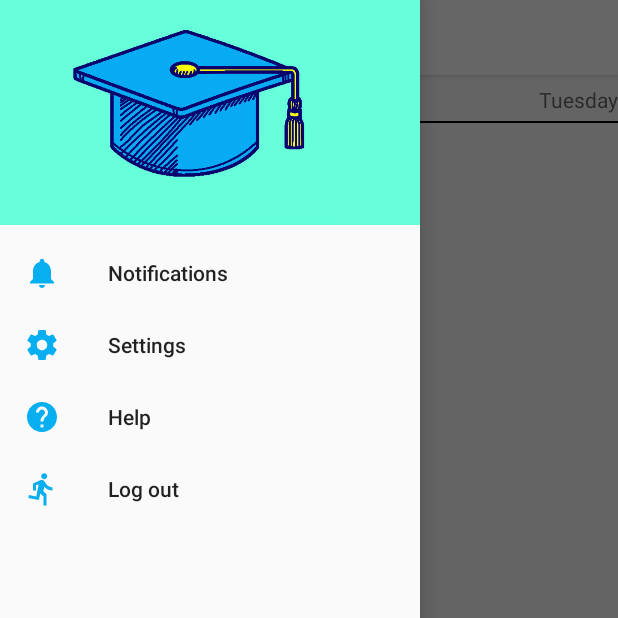
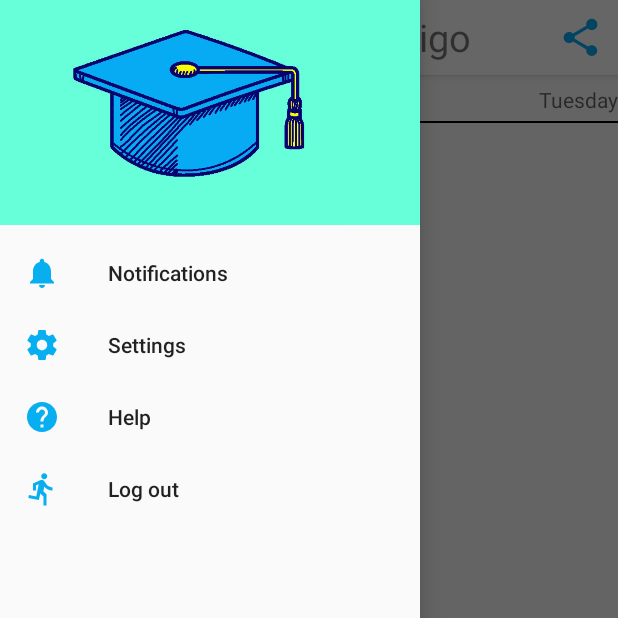
Before and after one commit to guillerial/android, an Android app: the InitActivity screen opened directly, with no data from a screen before it, with the side drawer open, on a phone screen of 412 x 824 dp, the top half of it. Run offline under Robolectric (Android 15) with nearby library versions, the phone set to English and light mode, and no system bars; our stand-ins replace ButterKnife, Dagger/Hilt's generated code, RxJava, Timber; libraries missing offline, so code that uses them is left out: org.altbeacon.beacon; 7 statements that could not run were skipped.

Commit message:
Share button

```diff
--- a/app/build.gradle
+++ b/app/build.gradle
@@ -76,6 +76,10 @@ android {
     //Needed because of this https://github.com/square/okio/issues/58
     lintOptions {
         warning 'InvalidPackage'
+    }
+    compileOptions {
+        targetCompatibility 1.8
+        sourceCompatibility 1.8
     }
 }
 
--- a/app/src/main/java/es/indios/markn/ui/guide/GuideFragment.java
+++ b/app/src/main/java/es/indios/markn/ui/guide/GuideFragment.java
@@ -95,4 +95,8 @@ public class GuideFragment extends BaseFragment implements GuideMvpView, Locatio
     public void setNearbyBeacon(Beacon nearbyBeacon) {
         mGuidePresenter.setNearbyBeacon(nearbyBeacon);
     }
+
+    public void onShareButtonClick() {
+
+    }
 }
--- a/app/src/main/java/es/indios/markn/ui/teachers/TeachersFragment.java
+++ b/app/src/main/java/es/indios/markn/ui/teachers/TeachersFragment.java
@@ -66,4 +66,8 @@ public class TeachersFragment extends BaseFragment implements TeachersMvpView {
     public void setTeachers(ArrayList<Teacher> teachers) {
         mTeachersAdapter.setTeachers(teachers);
     }
+
+    public void onShareButtonClick() {
+
+    }
 }
--- /dev/null
+++ b/app/src/main/res/drawable/ic_share_black_24dp.xml
@@ -0,0 +1,9 @@
+<vector xmlns:android="http://schemas.android.com/apk/res/android"
+        android:width="30dp"
+        android:height="30dp"
+        android:viewportWidth="24.0"
+        android:viewportHeight="24.0">
+    <path
+        android:fillColor="@color/orange"
+        android:pathData="M18,16.08c-0.76,0 -1.44,0.3 -1.96,0.77L8.91,12.7c0.05,-0.23 0.09,-0.46 0.09,-0.7s-0.04,-0.47 -0.09,-0.7l7.05,-4.11c0.54,0.5 1.25,0.81 2.04,0.81 1.66,0 3,-1.34 3,-3s-1.34,-3 -3,-3 -3,1.34 -3,3c0,0.24 0.04,0.47 0.09,0.7L8.04,9.81C7.5,9.31 6.79,9 6,9c-1.66,0 -3,1.34 -3,3s1.34,3 3,3c0.79,0 1.5,-0.31 2.04,-0.81l7.12,4.16c-0.05,0.21 -0.08,0.43 -0.08,0.65 0,1.61 1.31,2.92 2.92,2.92 1.61,0 2.92,-1.31 2.92,-2.92s-1.31,-2.92 -2.92,-2.92z"/>
+</vector>
--- a/app/src/main/res/layout/activity_init.xml
+++ b/app/src/main/res/layout/activity_init.xml
@@ -49,14 +49,29 @@
                     android:elevation="3dp"
                     app:elevation="3dp"
                     >
+                    <RelativeLayout
+                        android:layout_width="match_parent"
+                        android:layout_height="match_parent">
+
+                        <TextView
+                            android:layout_width="wrap_content"
+                            android:layout_height="wrap_content"
+                            android:text="@string/app_name"
+                            android:textSize="25sp"
+                            android:layout_centerInParent="true"/>
 
 
-                    <TextView
-                        android:layout_width="wrap_content"
-                        android:layout_height="wrap_content"
-                        android:text="@string/app_name"
-                        android:textSize="25sp"
-                        android:layout_gravity="center"/>
+                        <ImageButton
+                            android:id="@+id/share_button"
+                            android:layout_width="wrap_content"
+                            android:layout_height="wrap_content"
+                            android:src="@drawable/ic_share_black_24dp"
+                            android:layout_marginRight="10dp"
+                            android:layout_alignParentRight="true"
+                            android:background="?attr/selectableItemBackground"
+                            android:layout_centerVertical="true"/>
+                    </RelativeLayout>
+
                 </android.support.v7.widget.Toolbar>
 
                 <FrameLayout xmlns:android="http://schemas.android.com/apk/res/android"
```
Also changed, not shown: app/src/main/java/es/indios/markn/ui/init/InitActivity.java (+24 -0 lines), app/src/main/java/es/indios/markn/ui/scheduler/SchedulerFragment.java (+10 -0 lines).
